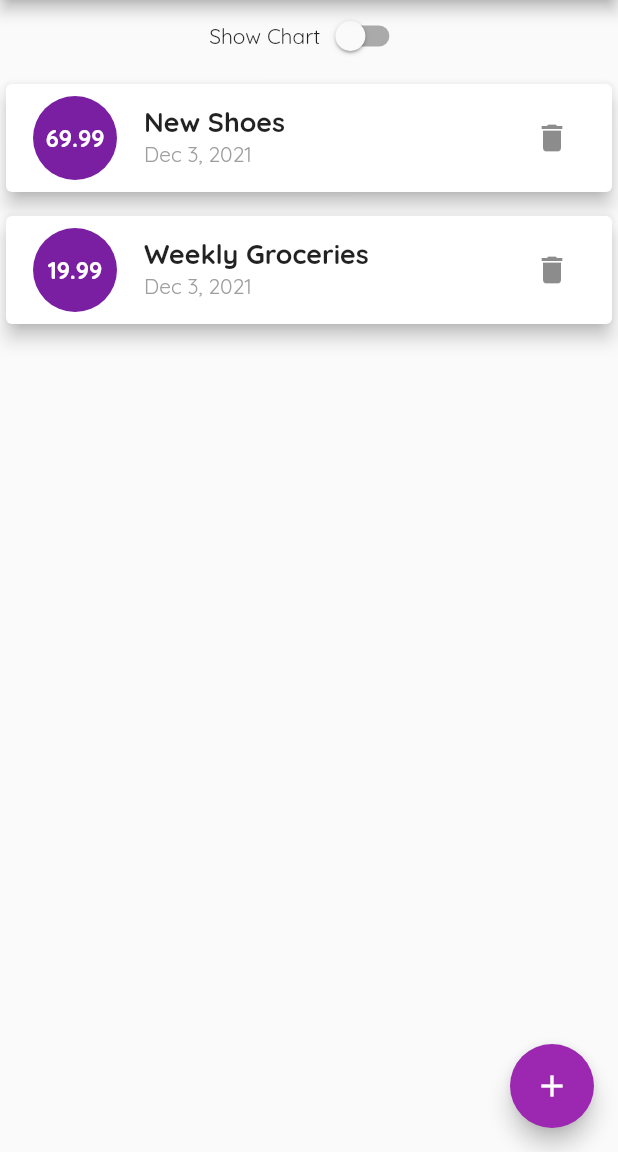
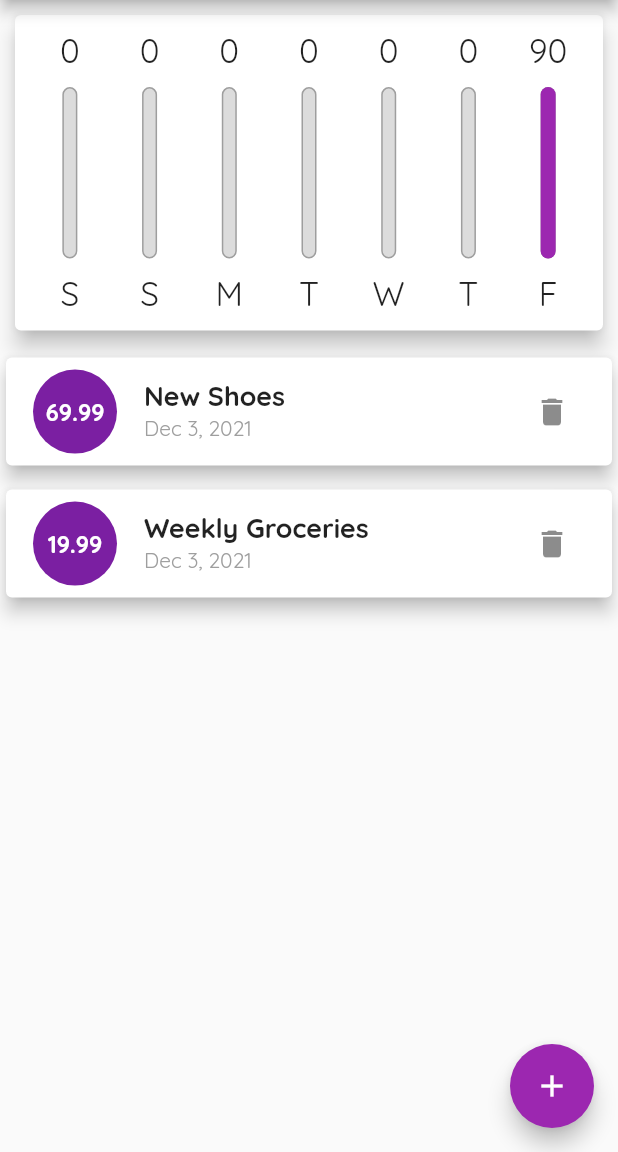
Before and after one commit to aj2460/Expense-calc, a Flutter app: the screen it shows after launch, on a phone screen of 412 x 824 dp, the part 84-1236 px from its top. Run offline on Flutter 3.47's test engine with Material 2 defaults, Android fonts, the phone set to English and light mode, and no system bars.

Commit message:
Display widgets based on orientation
show switch widget depending on the orientation and list or chart widget  based on the switch widget

```diff
--- a/lib/main.dart
+++ b/lib/main.dart
@@ -89,6 +89,8 @@
 
   @override
   Widget build(BuildContext context) {
+    bool isLandScape =
+        MediaQuery.of(context).orientation == Orientation.landscape;
     final appBar = AppBar(
       title: Text("Personal Expenses"),
       actions: [
@@ -96,6 +98,14 @@
             onPressed: () => _startAddNewTransaction(context),
             icon: Icon(Icons.add))
       ],
+    );
+
+    final txList = Container(
+      height: (MediaQuery.of(context).size.height -
+              appBar.preferredSize.height -
+              MediaQuery.of(context).padding.top) *
+          0.8,
+      child: TransactionList(_userTransactions, _deleteTransaction),
     );
     return Scaffold(
       //floatingActionButtonLocation: FloatingActionButtonLocation.centerFloat,
@@ -109,6 +119,7 @@
           mainAxisAlignment: MainAxisAlignment.start,
           crossAxisAlignment: CrossAxisAlignment.center,
           children: [
+            if (isLandScape) //show row widget only if landacpe
               Row(
                 mainAxisAlignment: MainAxisAlignment.center,
                 children: [
@@ -122,6 +133,16 @@
                       })
                 ],
               ),
+            if (!isLandScape) //executes only in portrait
+              Container(
+                height: (MediaQuery.of(context).size.height -
+                        appBar.preferredSize.height -
+                        MediaQuery.of(context).padding.top) *
+                    .3,
+                child: Chart(_recentTranactions),
+              ),
+            if (!isLandScape) txList, //executes only in portrait
+            if (isLandScape) //show char or bar depending on the switch and also if only in landscape
               _showChart
                   ? Container(
                       height: (MediaQuery.of(context).size.height -
@@ -129,13 +150,7 @@
                               MediaQuery.of(context).padding.top) *
                           .8,
                       child: Chart(_recentTranactions))
-                : Container(
-                    height: (MediaQuery.of(context).size.height -
-                            appBar.preferredSize.height -
-                            MediaQuery.of(context).padding.top) *
-                        0.7,
-                    child:
-                        TransactionList(_userTransactions, _deleteTransaction))
+                  : txList,
           ],
         ),
       ),
```
Lines whose indentation alone changed are shown as unchanged.
